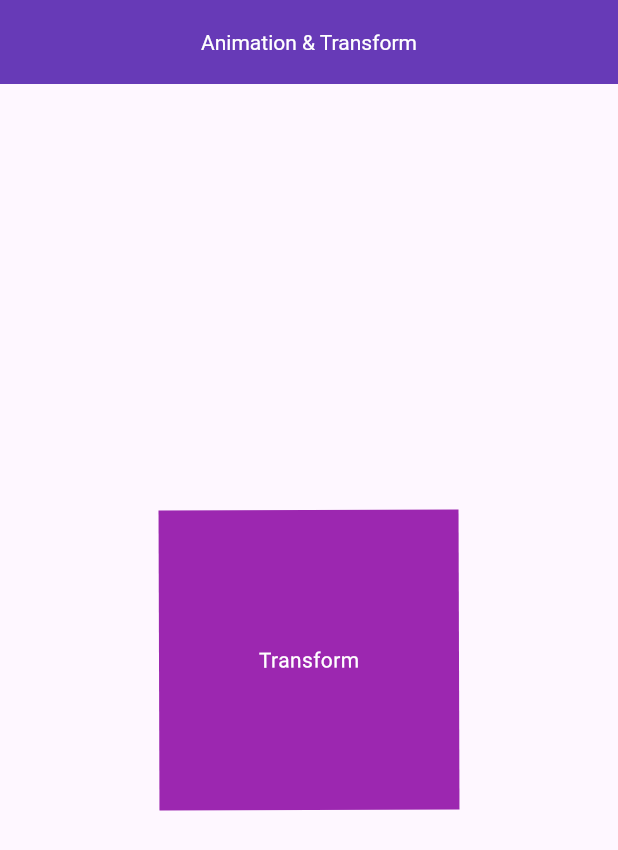
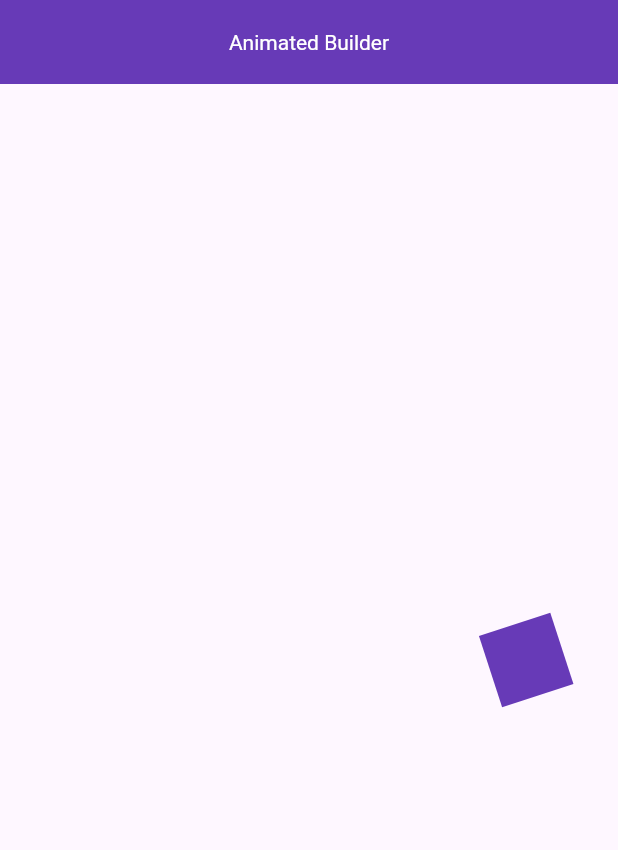
Before and after one commit to Esra2-Abdelltif/Flutter-Animation, a Flutter app: the screen it shows after launch, on a phone screen of 412 x 824 dp. Shown: the top 850 px of the screen. Run offline on Flutter 3.47's test engine with Material 3 defaults, Android fonts, the phone set to English and light mode, and no system bars; our stand-ins replace device_preview.

Commit message:
Explicit Animations Exmple

```diff
--- /dev/null
+++ b/lib/Explicit Animations/Explicit Animations Exmple/explicit_animation.dart
@@ -0,0 +1,55 @@
+
+import 'package:flutter/cupertino.dart';
+import 'package:flutter/material.dart';
+
+import 'package:flutter/animation.dart';
+
+class ExplicitAnimationsWidget extends StatefulWidget {
+  const ExplicitAnimationsWidget({super.key});
+
+  @override
+  State<ExplicitAnimationsWidget> createState() =>
+      _ExplicitAnimationsWidgetState();
+}
+
+class _ExplicitAnimationsWidgetState extends State<ExplicitAnimationsWidget> with SingleTickerProviderStateMixin {
+
+  late AnimationController controller;
+  late Animation<AlignmentGeometry> alignController;
+  late Animation<double> rotateController;
+
+  @override
+  void initState() {
+    controller = AnimationController(vsync: this, duration: const Duration(seconds: 2),)..repeat(reverse: true);
+    alignController = Tween<AlignmentGeometry>(
+      end: Alignment.centerLeft,
+      begin: Alignment.centerRight,
+    ).animate(controller);
+    rotateController = Tween<double>(begin: 0, end: 2).animate(controller);
+    super.initState();
+  }
+
+  @override
+  Widget build(BuildContext context) {
+    return Scaffold(
+      appBar: AppBar(
+        title: const Text("Animated Builder"),
+      ),
+      body: Container (
+        child: Column(
+          mainAxisAlignment: MainAxisAlignment.center,
+          crossAxisAlignment: CrossAxisAlignment.center,
+          children: [
+            AlignTransition(
+                alignment: alignController,
+                child:RotationTransition(turns: rotateController,child:  Container(
+                  color: Colors.deepPurple,
+                  height: 50,
+                  width: 50,
+                ),))
+          ],
+        ),
+      ),
+    );
+  }
+}
--- a/lib/main.dart
+++ b/lib/main.dart
@@ -1,6 +1,6 @@
 import 'package:flutter/material.dart';
 import 'package:device_preview/device_preview.dart';
-import 'package:flutter_animation/Explicit%20Animations/ExplicitAnimationAndTransform/animation_transform.dart';
+import 'package:flutter_animation/Explicit%20Animations/Explicit%20Animations%20Exmple/explicit_animation.dart';
 void main() {
   runApp((DevicePreview(
     enabled: true,
@@ -22,7 +22,7 @@ class MyApp extends StatelessWidget {
         colorScheme: ColorScheme.fromSeed(seedColor: Colors.deepPurple),
         useMaterial3: true,
       ),
-      home: const AnimationAndTransformWidget(),
+      home: const ExplicitAnimationsWidget(),
     );
   }
 }
```
